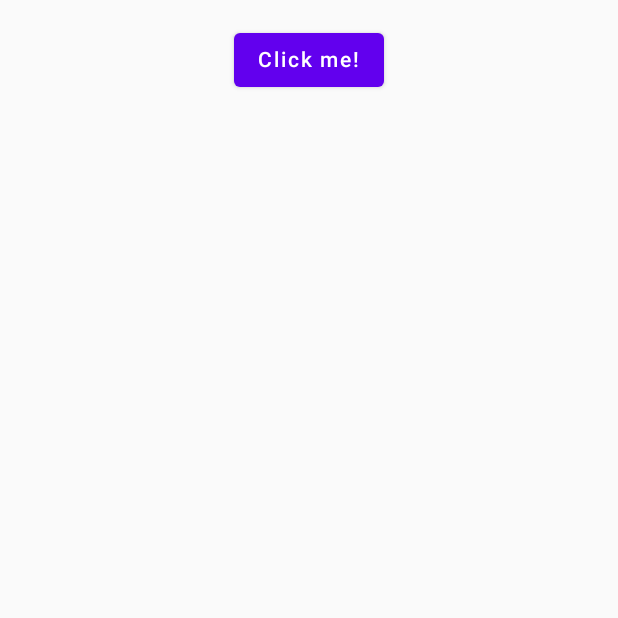
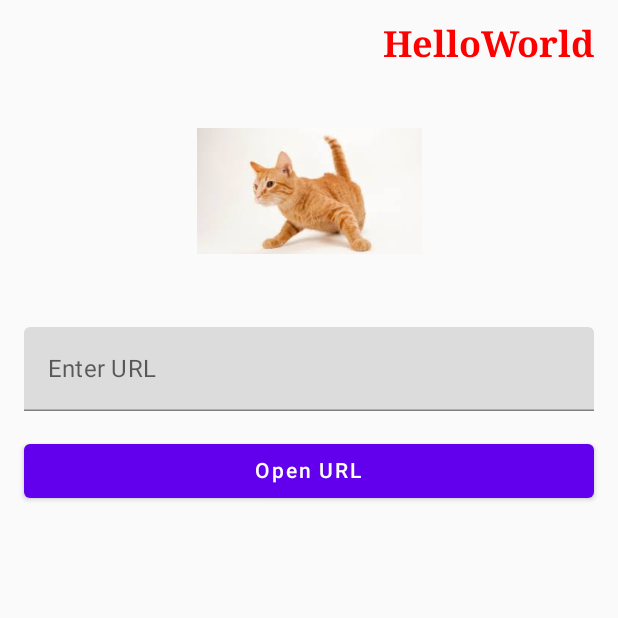
Before and after one commit to DevJLALW/MobileApplications, an Android app built with Jetpack Compose: the screen it shows after launch (MainActivity), on a phone screen of 412 x 824 dp, the top half of it. Run offline under Robolectric (Android 15) with nearby library versions, the phone set to English and light mode, and no system bars.

Commit message:
Corrected the context

```diff
--- a/HelloWorldKotlinProject/composeApp/src/androidMain/kotlin/org/srh/helloworld/MainActivity.kt
+++ b/HelloWorldKotlinProject/composeApp/src/androidMain/kotlin/org/srh/helloworld/MainActivity.kt
@@ -18,6 +18,6 @@ class MainActivity : ComponentActivity() {
 
 @Preview
 @Composable
-fun AppAndroidPreview() {
+fun appAndroidPreview() {
     App()
 }
--- a/HelloWorldKotlinProject/composeApp/src/androidMain/kotlin/org/srh/helloworld/view/SharedImage.kt
+++ b/HelloWorldKotlinProject/composeApp/src/androidMain/kotlin/org/srh/helloworld/view/SharedImage.kt
@@ -5,16 +5,14 @@ import androidx.compose.foundation.layout.size
 import androidx.compose.runtime.Composable
 import androidx.compose.ui.Modifier
 import androidx.compose.ui.res.painterResource
+import androidx.compose.ui.tooling.preview.Preview
 import androidx.compose.ui.unit.dp
 import org.srh.helloworld.R
 
+@Preview(showBackground = true)
 @Composable
 actual fun SharedImage() {
-//    Image(
-//        painter = painterResource(Res.drawable.compose_multiplatform),
-//        contentDescription = null,
-//        modifier = Modifier.size(150.dp)
-//    )
+
     Image(
         painter = painterResource(R.drawable.cat),
         contentDescription = "Cat Image",
--- a/HelloWorldKotlinProject/composeApp/src/commonMain/kotlin/org/srh/helloworld/App.kt
+++ b/HelloWorldKotlinProject/composeApp/src/commonMain/kotlin/org/srh/helloworld/App.kt
@@ -5,18 +5,18 @@ import androidx.compose.runtime.*
 
 import org.jetbrains.compose.ui.tooling.preview.Preview
 
-import org.srh.helloworld.controller.AppController
+
 import org.srh.helloworld.view.SharedAppView
+import org.srh.helloworld.viewmodel.MainViewModel
 
 @Composable
 @Preview
 fun App() {
 
-    // Initialize the controller for this screen
-    val controller = remember { AppController() }
 
     // Pass the controller to the shared view
-    SharedAppView(controller)
+    SharedAppView(viewModel = MainViewModel())
+
 //    MaterialTheme {
 //        var showContent by remember { mutableStateOf(false) }
 //        Column(Modifier.fillMaxWidth(), horizontalAlignment = Alignment.CenterHorizontally) {
--- a/HelloWorldKotlinProject/composeApp/src/commonMain/kotlin/org/srh/helloworld/controller/AppController.kt
+++ /dev/null
@@ -1,22 +0,0 @@
-package org.srh.helloworld.controller
-
-import androidx.compose.runtime.MutableState
-import androidx.compose.runtime.mutableStateOf
-import org.srh.helloworld.model.UserInputModel
-
-class AppController {
-    val userInputModel = UserInputModel()
-    val showContent: MutableState<Boolean> = mutableStateOf(false)
-    val inputText: MutableState<String> = mutableStateOf(userInputModel.inputText)
-
-    fun onButtonClick() {
-        showContent.value = !showContent.value
-    }
-
-    fun onTextInputChanged(newText: String) {
-        inputText.value = newText
-        userInputModel.inputText = newText
-    }
-
-
-}
--- /dev/null
+++ b/HelloWorldKotlinProject/composeApp/src/commonMain/kotlin/org/srh/helloworld/model/TextModel.kt
@@ -0,0 +1,3 @@
+package org.srh.helloworld.model
+
+data class TextModel(val helloWorldText: String = "HelloWorld")
--- a/HelloWorldKotlinProject/composeApp/src/commonMain/kotlin/org/srh/helloworld/view/SharedAppView.kt
+++ b/HelloWorldKotlinProject/composeApp/src/commonMain/kotlin/org/srh/helloworld/view/SharedAppView.kt
@@ -1,21 +1,31 @@
 package org.srh.helloworld.view
 
-import androidx.compose.animation.AnimatedVisibility
+import android.content.Intent
+import android.net.Uri
+import android.widget.Toast
 import androidx.compose.foundation.layout.*
-
 import androidx.compose.material.Button
 import androidx.compose.material.MaterialTheme
 import androidx.compose.material.Text
 import androidx.compose.material.TextField
 import androidx.compose.runtime.Composable
+import androidx.compose.runtime.getValue
 import androidx.compose.ui.Alignment
 import androidx.compose.ui.Modifier
+import androidx.compose.ui.platform.LocalContext
+import androidx.compose.ui.text.font.FontFamily
+import androidx.compose.ui.text.font.FontWeight
 import androidx.compose.ui.tooling.preview.Preview
 import androidx.compose.ui.unit.dp
-import org.srh.helloworld.controller.AppController
+import androidx.compose.ui.unit.sp
+import org.srh.helloworld.viewmodel.MainViewModel
+
 
 @Composable
-fun SharedAppView(controller: AppController) {
+fun SharedAppView(viewModel: MainViewModel) {
+    val context = LocalContext.current // Access the Android context
+    val urlInput by viewModel.urlInput // Observe URL input state
+
     MaterialTheme {
         Column(
             Modifier
@@ -23,27 +33,56 @@ fun SharedAppView(controller: AppController) {
                 .padding(16.dp),
             horizontalAlignment = Alignment.CenterHorizontally
         ) {
-            Button(onClick = { controller.onButtonClick() }) {
-                Text("Click me!")
-            }
-
-            AnimatedVisibility(controller.showContent.value) {
-                Column(
-                    Modifier.fillMaxWidth(),
-                    horizontalAlignment = Alignment.CenterHorizontally
-                ) {
+            Row(
+                modifier = Modifier.fillMaxWidth(),
+                horizontalArrangement = Arrangement.End // Aligns content to the left
+            ){
+            Text(
+                text = viewModel.helloWorldText,
+                style = androidx.compose.ui.text.TextStyle(
+                    fontSize = 24.sp,
+                    fontWeight = FontWeight.Bold,
+                    color = androidx.compose.ui.graphics.Color.Red,
+                    fontFamily = FontFamily.Serif
+                )
+            )}
+            Spacer(modifier = Modifier.height(8.dp))
             SharedImage()
             Spacer(modifier = Modifier.height(16.dp))
+            // TextField for entering a URL
             TextField(
-                        value = controller.inputText.value,
-                        onValueChange = { controller.onTextInputChanged(it) },
-                        label = { Text("Enter your text") },
+                value = urlInput,
+                onValueChange = { viewModel.onUrlInputChange(it) }, // Update ViewModel state
+                label = { Text("Enter URL") },
                 modifier = Modifier.fillMaxWidth()
             )
+
             Spacer(modifier = Modifier.height(16.dp))
-                    Text("You typed: ${controller.inputText.value}")
+
+            // Button to open the entered URL
+            Button(
+                onClick = {
+                    if (viewModel.isValidUrl(urlInput)) {
+                        val intent = Intent(Intent.ACTION_VIEW, Uri.parse(urlInput))
+                        context.startActivity(intent) // Launch browser with the URL
+                    } else {
+                        // Show a Toast for invalid URL
+                        Toast.makeText(context, "Invalid URL. Please enter a valid URL.", Toast.LENGTH_SHORT).show()
+                    }
+                },
+                modifier = Modifier.fillMaxWidth()
+            ) {
+                Text("Open URL")
             }
         }
     }
 }
+
+@Preview(showBackground = true)
+@Composable
+fun PreviewSharedAppView() {
+    val mockViewModel = MainViewModel().apply {
+        onUrlInputChange("https://example.com")
     }
+    SharedAppView(viewModel = mockViewModel)
+}
--- /dev/null
+++ b/HelloWorldKotlinProject/composeApp/src/commonMain/kotlin/org/srh/helloworld/viewmodel/MainViewModel.kt
@@ -0,0 +1,21 @@
+package org.srh.helloworld.viewmodel
+
+import androidx.compose.runtime.mutableStateOf
+import androidx.lifecycle.ViewModel
+import org.srh.helloworld.model.TextModel
+
+class MainViewModel: ViewModel() {
+    val helloWorldText = TextModel().helloWorldText
+    // State to hold the entered URL
+    val urlInput = mutableStateOf("")
+
+    // Utility function to validate URLs
+    fun isValidUrl(url: String): Boolean {
+        return url.startsWith("http://") || url.startsWith("https://")
+    }
+
+    // Update URL input state
+    fun onUrlInputChange(newUrl: String) {
+        urlInput.value = newUrl
+    }
+}
```
Also changed, not shown: HelloWorldKotlinProject/composeApp/build.gradle.kts (+6 -1 lines). Lines whose indentation alone changed are shown as unchanged.
